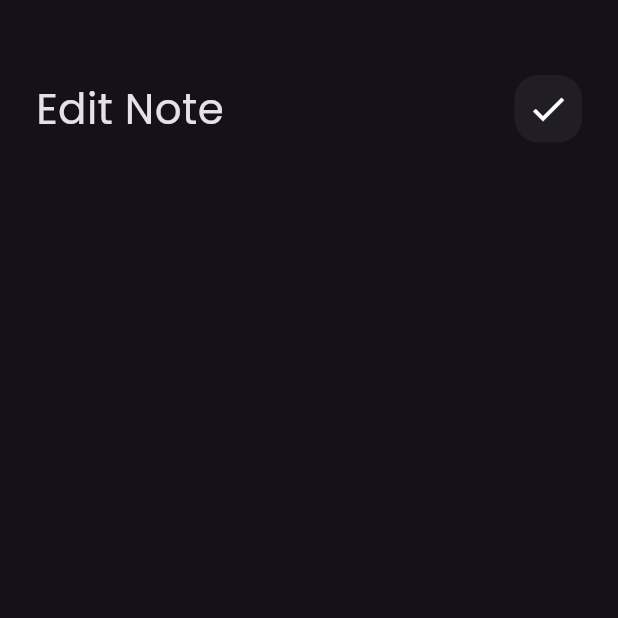
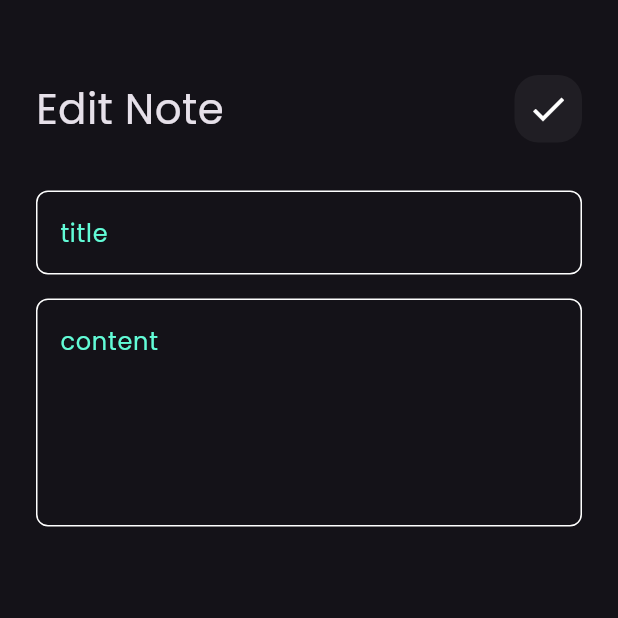
Before and after one commit to amanygamalshoep/notes_app, a Flutter app: the EditNotView screen opened directly, on a phone screen of 412 x 824 dp, the top half of it. Run offline on Flutter 3.47's test engine with Material 3 defaults, Android fonts, the phone set to English and light mode, and no system bars; our stand-ins replace font_awesome_flutter.

Commit message:
edit note view done

```diff
--- a/lib/widgets/edit_note_view_body.dart
+++ b/lib/widgets/edit_note_view_body.dart
@@ -1,5 +1,6 @@
 import 'package:flutter/material.dart';
 import 'package:notes_app/widgets/custom_appbar.dart';
+import 'package:notes_app/widgets/custom_text_field.dart';
 
 class EditNoteViewBody extends StatelessWidget {
   const EditNoteViewBody({super.key});
@@ -12,6 +13,10 @@ class EditNoteViewBody extends StatelessWidget {
         children: [
           SizedBox(height: 50),
           CustomAppBar(title: 'Edit Note', icon:Icons.check),
+           SizedBox(height: 32),
+          CustomTextField(hint: 'title'),
+           SizedBox(height: 16),
+          CustomTextField(hint: 'content',maxLines: 5,)
         ],
       ),
     );
```
